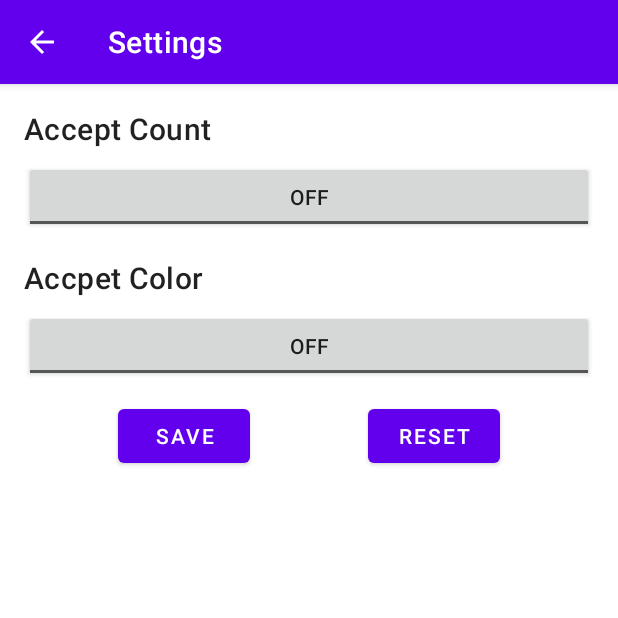
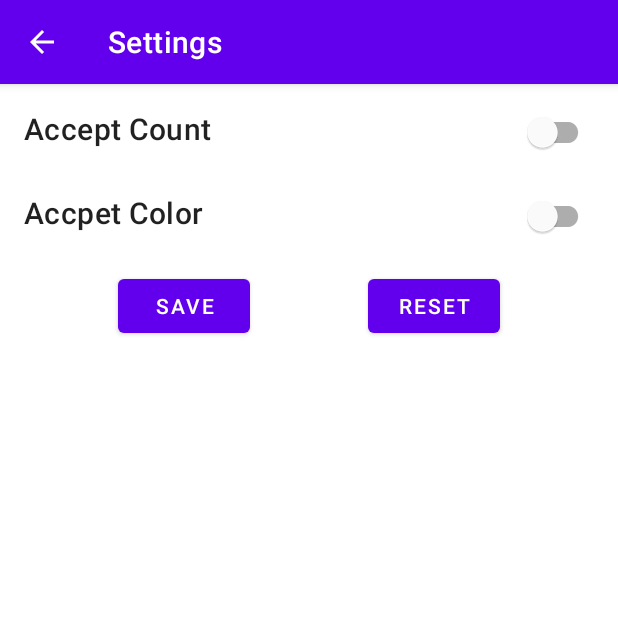
Before and after one commit to imAtulSharma/Codelab, an Android app: the SettingsActivity screen opened directly, with no data from a screen before it, on a phone screen of 412 x 824 dp, the top half of it. Run offline under Robolectric (Android 15) with nearby library versions, the phone set to English and light mode, and no system bars.

Commit message:
Update: Replace toggle with switch

```diff
--- a/app/src/main/res/layout/activity_settings.xml
+++ b/app/src/main/res/layout/activity_settings.xml
@@ -24,17 +24,14 @@
                 app:layout_constraintStart_toStartOf="parent"
                 app:layout_constraintTop_toTopOf="parent" />
 
-    <ToggleButton
+            <com.google.android.material.switchmaterial.SwitchMaterial
                 android:id="@+id/toggle_count"
-        android:layout_width="match_parent"
+                android:layout_width="wrap_content"
                 android:layout_height="wrap_content"
-        android:layout_marginStart="16dp"
-        android:layout_marginTop="8dp"
                 android:layout_marginEnd="16dp"
-        android:hint="@string/title_accept_count"
-        app:layout_constraintEnd_toEndOf="parent"
-        app:layout_constraintStart_toStartOf="parent"
-        app:layout_constraintTop_toBottomOf="@id/label_accept_count" />
+                android:theme="@style/customToggleTheme"
+                app:layout_constraintBaseline_toBaselineOf="@+id/label_accept_count"
+                app:layout_constraintEnd_toEndOf="parent" />
 
             <com.google.android.material.textfield.TextInputLayout
                 android:id="@+id/count_text_view"
@@ -70,17 +67,14 @@
                 app:layout_constraintStart_toStartOf="parent"
                 app:layout_constraintTop_toBottomOf="@+id/count_text_view" />
 
-    <ToggleButton
+            <com.google.android.material.switchmaterial.SwitchMaterial
                 android:id="@+id/toggle_color"
-        android:layout_width="match_parent"
+                android:layout_width="wrap_content"
                 android:layout_height="wrap_content"
-        android:layout_marginStart="16dp"
-        android:layout_marginTop="8dp"
                 android:layout_marginEnd="16dp"
-        android:hint="@string/title_accept_count"
-        app:layout_constraintEnd_toEndOf="parent"
-        app:layout_constraintStart_toStartOf="parent"
-        app:layout_constraintTop_toBottomOf="@id/label_accept_color" />
+                android:theme="@style/customToggleTheme"
+                app:layout_constraintBaseline_toBaselineOf="@+id/label_accept_color"
+                app:layout_constraintEnd_toEndOf="parent" />
 
             <Spinner
                 android:id="@+id/spinner_color"
--- a/app/src/main/res/values/themes.xml
+++ b/app/src/main/res/values/themes.xml
@@ -13,4 +13,13 @@
         <item name="android:statusBarColor" tools:targetApi="l">?attr/colorPrimaryVariant</item>
         <!-- Customize your theme here. -->
     </style>
+
+<!--    <style name="customToggleTheme" >-->
+<!--        <item name="colorOnSurface">@color/design_default_color_primary</item>-->
+<!--        <item name="colorSecondary">@color/design_default_color_secondary</item>-->
+<!--    </style>-->
+
+    <style name="customToggleTheme" >
+        <item name="colorControlActivated">@color/design_default_color_primary</item>
+    </style>
 </resources>
```
Lines whose indentation alone changed are shown as unchanged.
